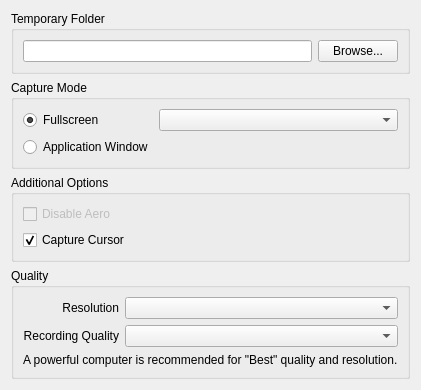
Qt form client/nx_client_desktop/src/ui/widgets/local_settings/recording_settings_widget.ui (networkoptix/nx_open) before a commit.
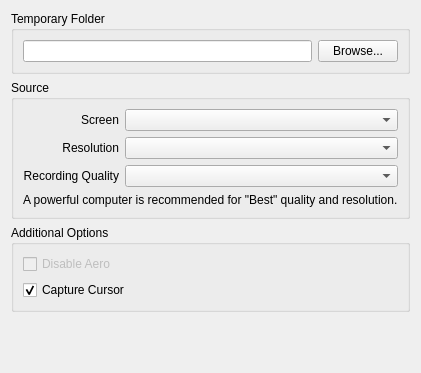
The same form after that commit.

Commit message:
VMS-6135 - Remove "Application Window" mode from Screen Recording
<==== Mercurial data ====>
Branch: vms_3.1_gui

Diff of the .ui file:
```diff
--- a/client/nx_client_desktop/src/ui/widgets/local_settings/recording_settings_widget.ui
+++ b/client/nx_client_desktop/src/ui/widgets/local_settings/recording_settings_widget.ui
@@ -46,80 +46,7 @@
    <item>
     <widget class="QGroupBox" name="captureModeGroupBox">
      <property name="title">
-      <string>Capture Mode</string>
-     </property>
-     <property name="flat">
-      <bool>true</bool>
-     </property>
-     <layout class="QGridLayout" name="gridLayout" columnstretch="0,1">
-      <item row="0" column="0">
-       <widget class="QRadioButton" name="fullscreenButton">
-        <property name="toolTip">
-         <string comment="Grabs video from entire screen"/>
-        </property>
-        <property name="statusTip">
-         <string/>
-        </property>
-        <property name="text">
-         <string>Fullscreen</string>
-        </property>
-        <property name="checked">
-         <bool>true</bool>
-        </property>
-       </widget>
-      </item>
-      <item row="1" column="0">
-       <widget class="QRadioButton" name="windowButton">
-        <property name="toolTip">
-         <string comment="Grabs Eve window"/>
-        </property>
-        <property name="text">
-         <string>Application Window</string>
-        </property>
-       </widget>
-      </item>
-      <item row="0" column="1">
-       <widget class="QComboBox" name="screenComboBox"/>
-      </item>
-     </layout>
-    </widget>
-   </item>
-   <item>
-    <widget class="QGroupBox" name="additionalGroupBox">
-     <property name="title">
-      <string>Additional Options</string>
-     </property>
-     <property name="flat">
-      <bool>true</bool>
-     </property>
-     <layout class="QVBoxLayout" name="verticalLayout_3">
-      <item>
-       <widget class="QCheckBox" name="disableAeroCheckBox">
-        <property name="enabled">
-         <bool>false</bool>
-        </property>
-        <property name="text">
-         <string>Disable Aero</string>
-        </property>
-       </widget>
-      </item>
-      <item>
-       <widget class="QCheckBox" name="captureCursorCheckBox">
-        <property name="text">
-         <string>Capture Cursor</string>
-        </property>
-        <property name="checked">
-         <bool>true</bool>
-        </property>
-       </widget>
-      </item>
-     </layout>
-    </widget>
-   </item>
-   <item>
-    <widget class="QGroupBox" name="qualityGroupBox">
-     <property name="title">
-      <string>Quality</string>
+      <string>Source</string>
      </property>
      <property name="flat">
       <bool>true</bool>
@@ -131,7 +58,7 @@
       <property name="labelAlignment">
        <set>Qt::AlignRight|Qt::AlignTrailing|Qt::AlignVCenter</set>
       </property>
-      <item row="0" column="0">
+      <item row="1" column="0">
        <widget class="QLabel" name="resoulitionLabel">
         <property name="text">
          <string>Resolution</string>
@@ -141,10 +68,10 @@
         </property>
        </widget>
       </item>
-      <item row="0" column="1">
+      <item row="1" column="1">
        <widget class="QComboBox" name="resolutionComboBox"/>
       </item>
-      <item row="1" column="0">
+      <item row="2" column="0">
        <widget class="QLabel" name="qualityLabel">
         <property name="text">
          <string>Recording Quality</string>
@@ -154,13 +81,58 @@
         </property>
        </widget>
       </item>
-      <item row="1" column="1">
+      <item row="2" column="1">
        <widget class="QComboBox" name="qualityComboBox"/>
       </item>
-      <item row="2" column="0" colspan="2">
+      <item row="3" column="0" colspan="2">
        <widget class="QLabel" name="recordingWarningLabel">
         <property name="text">
          <string>A powerful computer is recommended for &quot;Best&quot; quality and resolution.</string>
+        </property>
+       </widget>
+      </item>
+      <item row="0" column="1">
+       <widget class="QComboBox" name="screenComboBox"/>
+      </item>
+      <item row="0" column="0">
+       <widget class="QLabel" name="label">
+        <property name="text">
+         <string>Screen</string>
+        </property>
+        <property name="alignment">
+         <set>Qt::AlignRight|Qt::AlignTrailing|Qt::AlignVCenter</set>
+        </property>
+       </widget>
+      </item>
+     </layout>
+    </widget>
+   </item>
+   <item>
+    <widget class="QGroupBox" name="additionalGroupBox">
+     <property name="title">
+      <string>Additional Options</string>
+     </property>
+     <property name="flat">
+      <bool>true</bool>
+     </property>
+     <layout class="QVBoxLayout" name="verticalLayout_3">
+      <item>
+       <widget class="QCheckBox" name="disableAeroCheckBox">
+        <property name="enabled">
+         <bool>false</bool>
+        </property>
+        <property name="text">
+         <string>Disable Aero</string>
+        </property>
+       </widget>
+      </item>
+      <item>
+       <widget class="QCheckBox" name="captureCursorCheckBox">
+        <property name="text">
+         <string>Capture Cursor</string>
+        </property>
+        <property name="checked">
+         <bool>true</bool>
         </property>
        </widget>
       </item>
```
Left out of the diff: 2 changed lines with no effect on the pictures. The commit also changes 2 other files.
